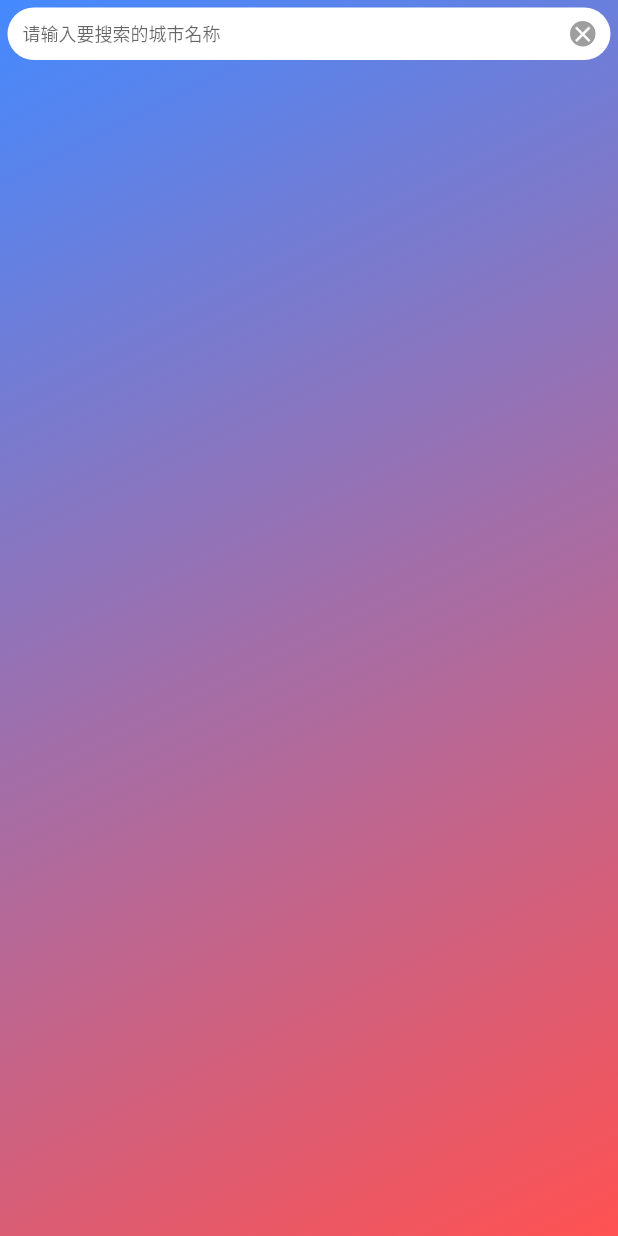
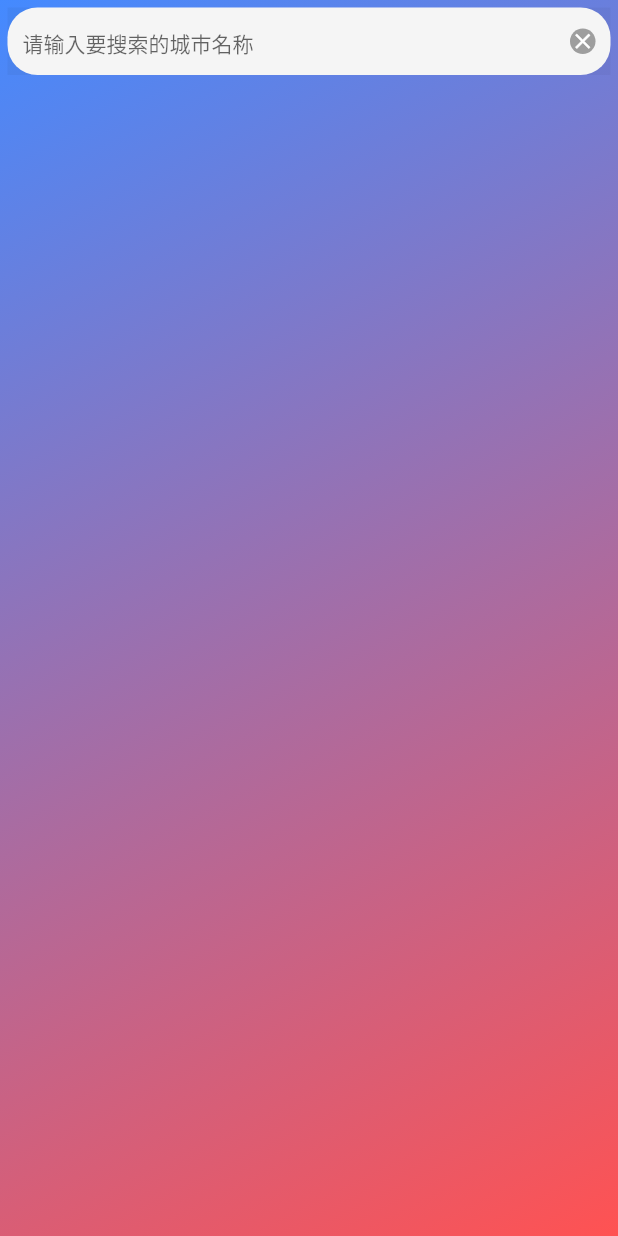
Before and after one commit to ZhangYf-future/Today, a Flutter app: the WeatherHomeRoute screen opened by its route, after a tap on the "add" icon, on a phone screen of 412 x 824 dp. Run offline on Flutter 3.47's test engine with Material 2 defaults, Android fonts, the phone set to English and light mode, and no system bars; our stand-ins replace dio, fluttertoast, permission_handler, sqflite; missing offline and left inert: amap_flutter_location, flutter_bmflocation; accounts and stored records are empty.

Commit message:
修改城市添加页面的逻辑，防止发起多次重复请求

```diff
--- /dev/null
+++ b/today/lib/event/event_weather.dart
@@ -0,0 +1,3 @@
+///天气相关的事件
+
+///城市被添加到数据库中的事件
--- a/today/lib/ui/weather/city_add/city_add_route.dart
+++ b/today/lib/ui/weather/city_add/city_add_route.dart
@@ -19,8 +19,6 @@ class CityAddWidget extends StatefulWidget {
 class CityAddState extends BaseState<CityAddWidget> {
   //城市输入框的controller
   final TextEditingController _inputCityController = TextEditingController();
-  //城市输入框的Node
-  final FocusNode _inputCityFocusNode = FocusNode();
   //请求到的城市信息
   WeatherCityListBean? _weatherCityList;
   //presenter
@@ -54,7 +52,7 @@ class CityAddState extends BaseState<CityAddWidget> {
           children: [
             //输入要添加的城市的数据框
             Container(
-              constraints: BoxConstraints.expand(height: 35.0),
+              constraints: BoxConstraints.expand(height: 45.0),
               alignment: Alignment.center,
               decoration: ShapeDecoration(
                 shape: RoundedRectangleBorder(
@@ -67,22 +65,20 @@ class CityAddState extends BaseState<CityAddWidget> {
                 fit: StackFit.expand,
                 children: [
                   //输入框
-                  Align(
-                    alignment: Alignment.centerRight,
-                    child: TextField(
+                  TextField(
                     controller: _inputCityController,
                     maxLines: 1,
-                      style: TextStyle(fontSize: 12.0),
+                    style: TextStyle(fontSize: 14.0),
                     decoration: InputDecoration(
+                        filled: true,
                         hintText: StringConstant.INPUT_SEARCH_CITY_NAME,
                         contentPadding: EdgeInsets.only(
                             left: 10.0, right: 10.0, top: 0, bottom: 0),
                         border: InputBorder.none,
-                          isCollapsed: true),
+                        isCollapsed: false),
                     showCursor: true,
                     textInputAction: TextInputAction.search,
                     onSubmitted: (input) => _presenter!.queryCityList(input),
-                    ),
                   ),
 
                   //清除输入内容的按钮
@@ -105,6 +101,7 @@ class CityAddState extends BaseState<CityAddWidget> {
                         //清空输入框中的数据
                         _inputCityController.text = "";
                         _weatherCityList = null;
+                        _presenter!.clearOldName();
                         updatePage();
                       },
                     ),
@@ -134,8 +131,8 @@ class CityAddState extends BaseState<CityAddWidget> {
                     onTap: () => this._presenter!.insertCityBean(entity),
                   );
                 },
-                itemCount:
-                    _weatherCityList == null || _weatherCityList!.location == null
+                itemCount: _weatherCityList == null ||
+                        _weatherCityList!.location == null
                     ? 0
                     : _weatherCityList!.location!.length,
               ),
@@ -170,8 +167,8 @@ class _CityWidget extends StatelessWidget {
         child: Row(
           children: [
             Expanded(
-              child:
-                  Text("${_cityBean.adm1} ${_cityBean.adm2}市${_cityBean.name}区(县)"),
+              child: Text(
+                  "${_cityBean.adm1} ${_cityBean.adm2}市${_cityBean.name}区(县)"),
             ),
             Text(_cityBean.country),
           ],
--- a/today/lib/ui/weather/home/weather_home_mvp.dart
+++ b/today/lib/ui/weather/home/weather_home_mvp.dart
@@ -1,6 +1,8 @@
+import 'package:permission_handler/permission_handler.dart';
 import 'package:today/base/base_model.dart';
 import 'package:today/base/base_presenter.dart';
 import 'package:today/ui/weather/home/weather_home_route.dart';
+import 'package:today/utils/permission_utils.dart';
 
 ///天气首页mvp模式实现
 class WeatherHomePresenter
@@ -12,6 +14,22 @@ class WeatherHomePresenter
   ///页面中的initState()方法执行之后会执行到这里
   ///根据cityId判断是否应该获取当前位置的信息
   void initState() async {
+    //首先判断是否用于定位和读写文件的权限
+    final permissionList = List<Permission>.empty(growable: true);
+    permissionList.add(Permission.location);
+    permissionList.add(Permission.storage);
+
+    if(!await PermissionUtils.checkHavePermissions(permissionList)){
+
+      //没有相应的权限，首先请求这两个权限
+      if(!await PermissionUtils.requestPermissions(permissionList)){
+
+        //没有请求到相应的权限
+
+      }
+
+    }
+
 
   }
 
```
Also changed, not shown: today/lib/db/db_helper.dart (+9 -0 lines), today/lib/db/db_utils.dart (+8 -0 lines), today/lib/ui/weather/city_add/city_add_mvp.dart (+22 -0 lines). Lines whose indentation alone changed are shown as unchanged.
